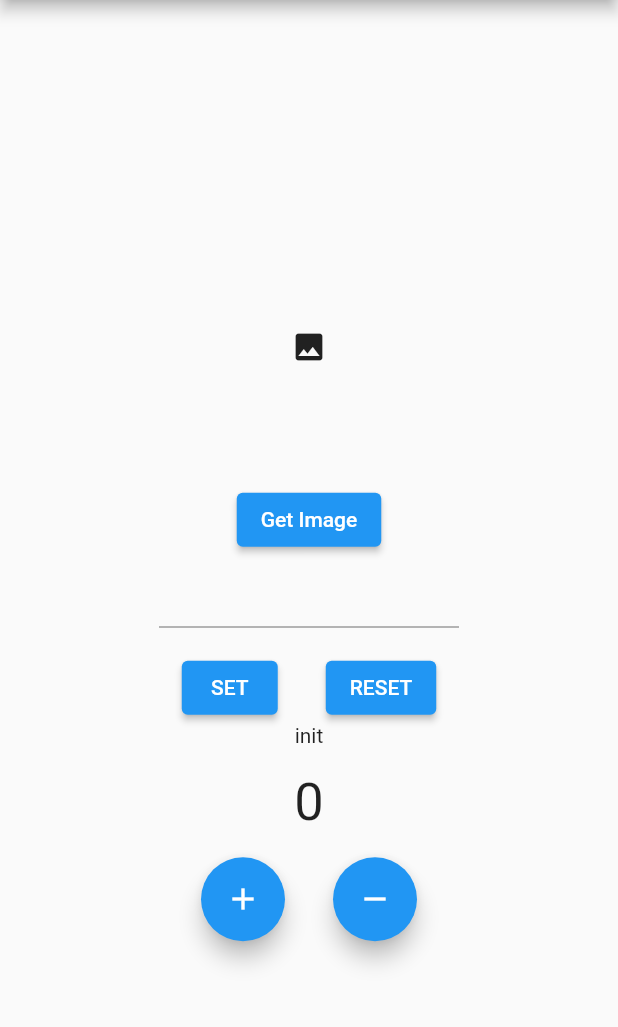
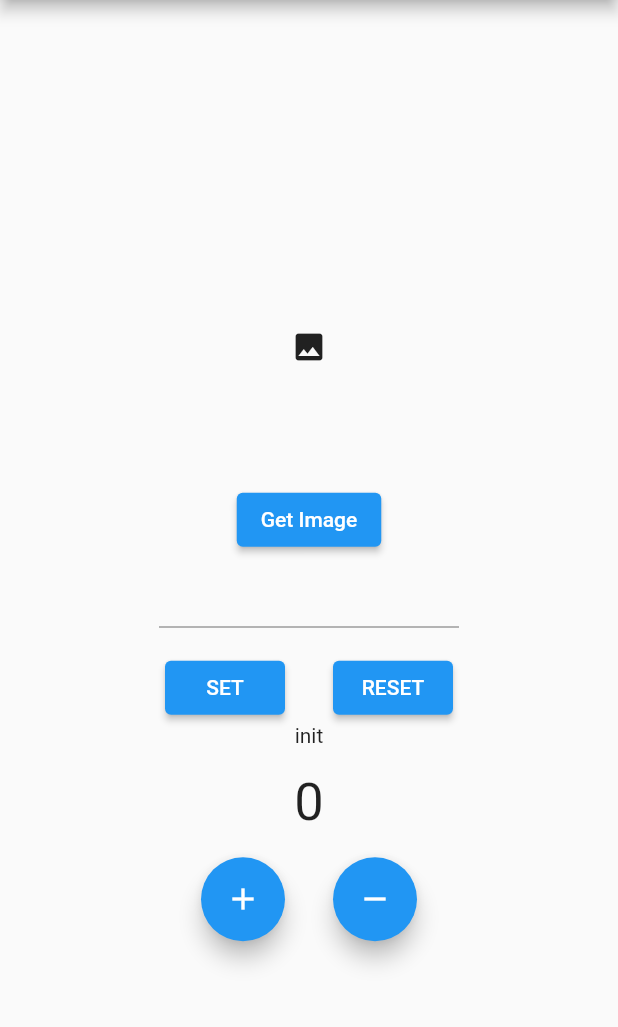
Before and after one commit to ihorkozar/flutter_redux_app, a Flutter app: the screen it shows after launch, on a phone screen of 412 x 824 dp, the part 84-1111 px from its top. Run offline on Flutter 3.47's test engine with Material 2 defaults, Android fonts, the phone set to English and light mode, and no system bars; our stand-ins replace flutter_redux, redux, redux_thunk.

```diff
--- a/lib/counter.dart
+++ b/lib/counter.dart
@@ -29,7 +29,10 @@ class Counter extends StatelessWidget {
                 builder: (context, state) => state.widget,
               ),
             ),
-            ElevatedButton(onPressed: () => store.dispatch(GetImgAction()), child: const Text('Get Image')),
+            ElevatedButton(
+              onPressed: () => store.dispatch(loadImgThunkAction(store)),
+              child: const Text('Get Image'),
+            ),
             SizedBox(
               width: 200,
               child: TextField(
@@ -42,15 +45,22 @@ class Counter extends StatelessWidget {
             Row(
               mainAxisAlignment: MainAxisAlignment.center,
               children: [
-                ElevatedButton(
-                    onPressed: () => store.dispatch(SetTextAction(text: inputText)),
-                    child: const Text('SET')),
+                SizedBox(
+                  width: 80,
+                  child: ElevatedButton(
+                      onPressed: () =>
+                          store.dispatch(SetTextAction(text: inputText)),
+                      child: const Text('SET')),
+                ),
                 const SizedBox(
                   width: 32,
                 ),
-                ElevatedButton(
-                    onPressed: () => store.dispatch(ResetAction()),
-                    child: const Text('RESET')),
+                SizedBox(
+                  width: 80,
+                  child: ElevatedButton(
+                      onPressed: () => store.dispatch(ResetAction()),
+                      child: const Text('RESET')),
+                ),
               ],
             ),
             StoreConnector<AppState, AppState>(
--- a/lib/main.dart
+++ b/lib/main.dart
@@ -2,7 +2,6 @@ import 'package:flutter/material.dart';
 import 'package:flutter_redux/flutter_redux.dart';
 import 'package:flutter_redux_app/counter.dart';
 import 'package:flutter_redux_app/redux/app_state.dart';
-import 'package:flutter_redux_app/redux/middlewares.dart';
 import 'package:flutter_redux_app/redux/reducers.dart';
 import 'package:redux/redux.dart';
 
@@ -13,7 +12,6 @@ void main() {
         text: 'init',
         widget: const Icon(Icons.image),
       ),
-    middleware: [loaderMiddleWar],
   );
 
   runApp(StoreProvider(
```
Also changed, not shown: lib/redux/actionas.dart (+17 -4 lines), lib/redux/middlewares.dart (deleted, +0 -20 lines), pubspec.yaml (+2 -65 lines), pubspec.lock, 1 other file.
